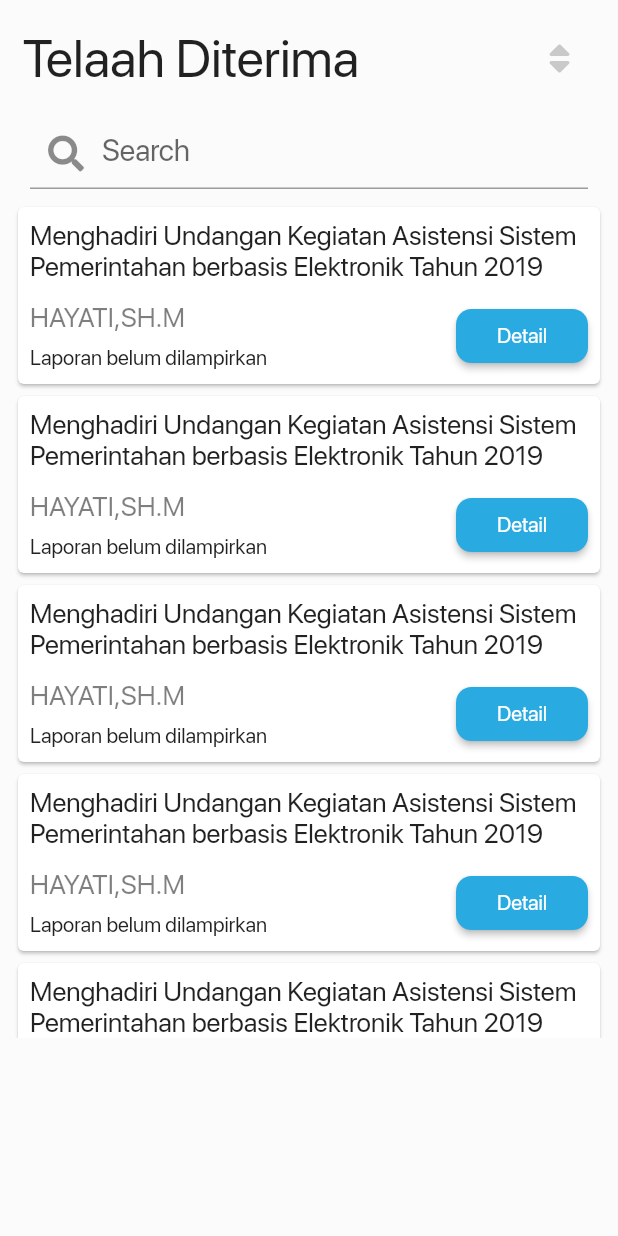
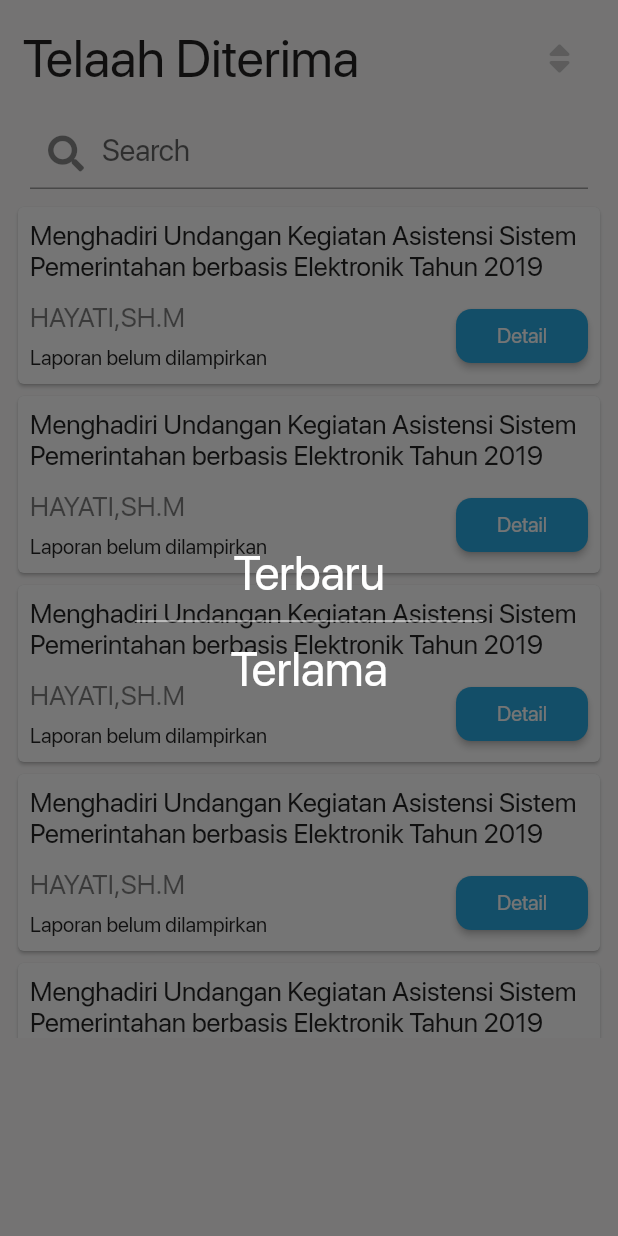
Before and after one commit to muhamaddanil/sppd_mobile, a Flutter app: the TelaahDiterima widget shown alone on an empty page, opened directly, after a tap on an icon or button, on a phone screen of 412 x 824 dp. Run offline on Flutter 3.47's test engine with Material 2 defaults, Android fonts, the phone set to English and light mode, and no system bars; our stand-ins replace font_awesome_flutter.

Commit message:
Notification button fix & add Sort Button.

```diff
--- a/lib/app_layout.dart
+++ b/lib/app_layout.dart
@@ -34,6 +34,7 @@ class _MainLayoutState extends State<MainLayout> {
   @override
   Widget build(BuildContext context) {
     return Scaffold(
+      key: _scaffoldKey,
       appBar: AppBar(
         leading: RawMaterialButton(
           shape: CircleBorder(),
--- a/lib/components/anggaranCard.dart
+++ b/lib/components/anggaranCard.dart
@@ -29,12 +29,13 @@ anggaranCard(String totalAnggaran, String realisasiAnggaran, String sisaAnggaran
             Container(
               alignment: Alignment.center,
               child: Row(
-                mainAxisAlignment: MainAxisAlignment.spaceEvenly,
+                mainAxisAlignment: MainAxisAlignment.spaceBetween,
                 children: <Widget>[
                   CircleAvatar(
                     radius: 80.0,
                   ),
                   Column(
+                    crossAxisAlignment: CrossAxisAlignment.start,
                     children: <Widget>[
                       Row(
                         children: <Widget>[
--- a/lib/view/view_beranda.dart
+++ b/lib/view/view_beranda.dart
@@ -47,6 +47,7 @@ class _BerandaState extends State<Beranda> {
           height: 200,
           width: 2000,
           child: ListView(
+            physics: BouncingScrollPhysics(),
             scrollDirection: Axis.horizontal,
             children: <Widget>[
               telaahOverviewCard(
--- a/lib/view/view_profile.dart
+++ b/lib/view/view_profile.dart
@@ -43,7 +43,9 @@ class _ProfileState extends State<Profile> {
                               'Tidak',
                               style: TextStyle(color: Colors.white),
                             ),
-                            onPressed: () {},
+                            onPressed: () {
+                              Navigator.of(context).pop();
+                            },
                           ),
                           MaterialButton(
                             shape: RoundedRectangleBorder(borderRadius: BorderRadius.circular(10.3)),
@@ -82,6 +84,7 @@ class _ProfileState extends State<Profile> {
           ),
         ),
         body: SingleChildScrollView(
+          physics: BouncingScrollPhysics(),
           child: Column(
             children: <Widget>[
               Container(
--- a/lib/view/view_telaahditerima.dart
+++ b/lib/view/view_telaahditerima.dart
@@ -30,7 +30,35 @@ class _TelaahDiterimaState extends State<TelaahDiterima> {
                   FontAwesomeIcons.sort,
                   color: Colors.black.withOpacity(0.2),
                 ),
-                onPressed: () {},
+                onPressed: () {
+                  showDialog(
+                      context: context, builder: (BuildContext context) {
+                    return AlertDialog(
+                      elevation: 0.0,
+                      backgroundColor: Colors.white.withOpacity(0.0),
+                      title: Column(
+                        children: <Widget>[
+                          RawMaterialButton(
+                            child: Text('Terbaru', style: TextStyle(fontSize: 32.0, color: Colors.white),),
+                            onPressed: () {
+                              Navigator.pop(context);
+                            },
+                          ),
+                          SizedBox(
+                            child: Divider( color: Colors.white,),
+                          ),
+                          RawMaterialButton(
+                            child: Text('Terlama', style: TextStyle(fontSize: 32.0, color: Colors.white),),
+                            onPressed: () {
+                              Navigator.pop(context);
+                            },
+                          ),
+                        ],
+                      ),
+
+                    );
+                  });
+                },
               )
             ],
           ),
```
Also changed, not shown: lib/view/view_anggaran.dart (+4 -4 lines), lib/view/view_telaahditolak.dart (+29 -1 lines), lib/view/view_telaahlist.dart (+55 -12 lines).
